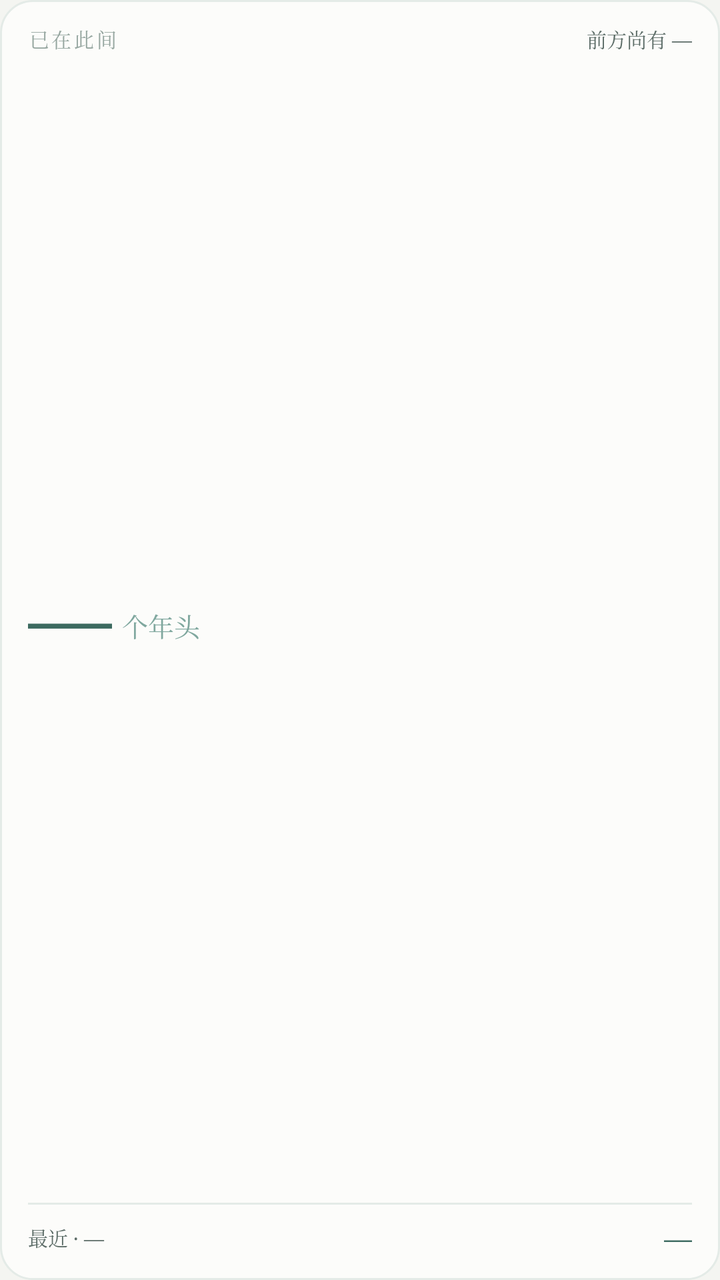
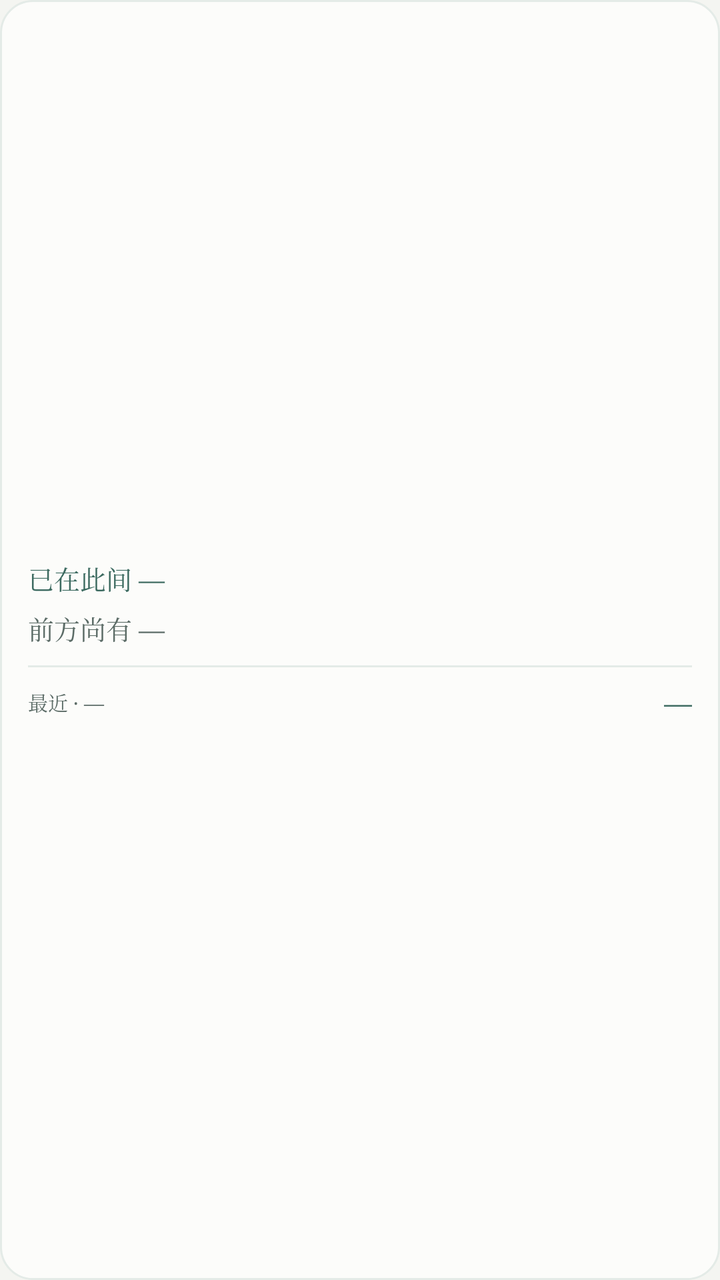

Two renders of the same Android screen: before a commit and after it. Below are the layout's source before the change and the commit's diff.
<!-- AndroidManifest.xml: application theme AppTheme -->
<!-- res/layout/widget_small.xml -->
<?xml version="1.0" encoding="utf-8"?>
<LinearLayout xmlns:android="http://schemas.android.com/apk/res/android"
    android:id="@+id/w_root"
    android:layout_width="match_parent"
    android:layout_height="match_parent"
    android:orientation="vertical"
    android:background="@drawable/widget_bg"
    android:gravity="center_vertical"
    android:paddingLeft="14dp"
    android:paddingRight="14dp"
    android:paddingTop="12dp"
    android:paddingBottom="12dp">

    <LinearLayout
        android:layout_width="match_parent"
        android:layout_height="wrap_content"
        android:orientation="horizontal">

        <TextView
            android:layout_width="0dp"
            android:layout_height="wrap_content"
            android:layout_weight="1"
            android:text="已在此间"
            android:textColor="@color/ink3"
            android:textSize="10sp"
            android:letterSpacing="0.12"
            android:fontFamily="serif" />

        <TextView
            android:id="@+id/w_ahead"
            android:layout_width="wrap_content"
            android:layout_height="wrap_content"
            android:text="前方尚有 —"
            android:textColor="@color/ink2"
            android:textSize="10sp"
            android:singleLine="true"
            android:ellipsize="end"
            android:fontFamily="serif" />
    </LinearLayout>

    <LinearLayout
        android:layout_width="match_parent"
        android:layout_height="0dp"
        android:layout_weight="1"
        android:orientation="vertical"
        android:gravity="center_vertical">

        <LinearLayout
            android:layout_width="match_parent"
            android:layout_height="wrap_content"
            android:orientation="horizontal"
            android:gravity="bottom">

            <TextView
                android:id="@+id/w_lived_num"
                android:layout_width="wrap_content"
                android:layout_height="wrap_content"
                android:text="—"
                android:textColor="@color/jade"
                android:textSize="42sp"
                android:fontFamily="serif"
                android:includeFontPadding="false"
                android:lineSpacingExtra="0dp" />

            <TextView
                android:layout_width="wrap_content"
                android:layout_height="wrap_content"
                android:layout_marginLeft="5dp"
                android:layout_marginBottom="6dp"
                android:text="个年头"
                android:textColor="@color/jade_soft"
                android:textSize="13sp"
                android:fontFamily="serif" />
        </LinearLayout>

        <TextView
            android:id="@+id/w_lived_rest"
            android:layout_width="match_parent"
            android:layout_height="wrap_content"
            android:layout_marginTop="3dp"
            android:visibility="gone"
            android:text="—"
            android:textColor="@color/ink2"
            android:textSize="11sp"
            android:fontFamily="serif" />
    </LinearLayout>

    <TextView
        android:layout_width="match_parent"
        android:layout_height="1dp"
        android:layout_marginTop="8dp"
        android:layout_marginBottom="7dp"
        android:background="@color/widget_line" />

    <LinearLayout
        android:layout_width="match_parent"
        android:layout_height="wrap_content"
        android:orientation="horizontal"
        android:gravity="center_vertical">

        <TextView
            android:id="@+id/w_mark_name"
            android:layout_width="0dp"
            android:layout_height="wrap_content"
            android:layout_weight="1"
            android:text="最近 · —"
            android:textColor="@color/ink2"
            android:textSize="10sp"
            android:singleLine="true"
            android:ellipsize="end"
            android:fontFamily="serif" />

        <TextView
            android:id="@+id/w_mark_days"
            android:layout_width="wrap_content"
            android:layout_height="wrap_content"
            android:text="—"
            android:textColor="@color/jade"
            android:textSize="14sp"
            android:fontFamily="serif" />
    </LinearLayout>

</LinearLayout>
<!-- resources referenced by this layout -->
<resources>
  <color name="ink2">#5C6C67</color>
  <color name="ink3">#97A7A1</color>
  <color name="jade">#3C6A60</color>
  <color name="jade_soft">#7FA79E</color>
  <color name="widget_line">#E4EBE7</color>
  <!-- drawable widget_bg (drawable) -->
  <?xml version="1.0" encoding="utf-8"?>
  <shape xmlns:android="http://schemas.android.com/apk/res/android"
      android:shape="rectangle">
      <solid android:color="@color/widget_bg" />
      <stroke
          android:width="1dp"
          android:color="@color/widget_line" />
      <corners android:radius="16dp" />
      <padding
          android:left="0dp"
          android:top="0dp"
          android:right="0dp"
          android:bottom="0dp" />
  </shape>
  <style name="AppTheme" parent="android:style/Theme.Material.Light.NoActionBar">
          <item name="android:windowBackground">@color/bg</item>
          <item name="android:statusBarColor">@color/bg</item>
          <item name="android:windowLightStatusBar">true</item>
          <item name="android:navigationBarColor">@color/bg</item>
      </style>
  <color name="widget_bg">#FCFCFA</color>
  <color name="bg">#F4F5F1</color>
</resources>

<!-- the commit's change to res/layout/widget_small.xml (unified diff, before → after) -->
@@ -11,85 +11,36 @@
     android:paddingTop="12dp"
     android:paddingBottom="12dp">
 
-    <LinearLayout
+    <TextView
+        android:id="@+id/w_lived"
         android:layout_width="match_parent"
         android:layout_height="wrap_content"
-        android:orientation="horizontal">
+        android:text="已在此间 —"
+        android:textColor="@color/jade"
+        android:textSize="13sp"
+        android:maxLines="2"
+        android:ellipsize="end"
+        android:lineSpacingExtra="2dp"
+        android:fontFamily="serif" />
 
-        <TextView
-            android:layout_width="0dp"
-            android:layout_height="wrap_content"
-            android:layout_weight="1"
-            android:text="已在此间"
-            android:textColor="@color/ink3"
-            android:textSize="10sp"
-            android:letterSpacing="0.12"
-            android:fontFamily="serif" />
-
-        <TextView
-            android:id="@+id/w_ahead"
-            android:layout_width="wrap_content"
-            android:layout_height="wrap_content"
-            android:text="前方尚有 —"
-            android:textColor="@color/ink2"
-            android:textSize="10sp"
-            android:singleLine="true"
-            android:ellipsize="end"
-            android:fontFamily="serif" />
-    </LinearLayout>
-
-    <LinearLayout
+    <TextView
+        android:id="@+id/w_ahead"
         android:layout_width="match_parent"
-        android:layout_height="0dp"
-        android:layout_weight="1"
-        android:orientation="vertical"
-        android:gravity="center_vertical">
-
-        <LinearLayout
-            android:layout_width="match_parent"
-            android:layout_height="wrap_content"
-            android:orientation="horizontal"
-            android:gravity="bottom">
-
-            <TextView
-                android:id="@+id/w_lived_num"
-                android:layout_width="wrap_content"
-                android:layout_height="wrap_content"
-                android:text="—"
-                android:textColor="@color/jade"
-                android:textSize="42sp"
-                android:fontFamily="serif"
-                android:includeFontPadding="false"
-                android:lineSpacingExtra="0dp" />
-
-            <TextView
-                android:layout_width="wrap_content"
-                android:layout_height="wrap_content"
-                android:layout_marginLeft="5dp"
-                android:layout_marginBottom="6dp"
-                android:text="个年头"
-                android:textColor="@color/jade_soft"
-                android:textSize="13sp"
-                android:fontFamily="serif" />
-        </LinearLayout>
-
-        <TextView
-            android:id="@+id/w_lived_rest"
-            android:layout_width="match_parent"
-            android:layout_height="wrap_content"
-            android:layout_marginTop="3dp"
-            android:visibility="gone"
-            android:text="—"
-            android:textColor="@color/ink2"
-            android:textSize="11sp"
-            android:fontFamily="serif" />
-    </LinearLayout>
+        android:layout_height="wrap_content"
+        android:layout_marginTop="6dp"
+        android:text="前方尚有 —"
+        android:textColor="@color/ink2"
+        android:textSize="13sp"
+        android:maxLines="2"
+        android:ellipsize="end"
+        android:lineSpacingExtra="2dp"
+        android:fontFamily="serif" />
 
     <TextView
         android:layout_width="match_parent"
         android:layout_height="1dp"
-        android:layout_marginTop="8dp"
-        android:layout_marginBottom="7dp"
+        android:layout_marginTop="9dp"
+        android:layout_marginBottom="8dp"
         android:background="@color/widget_line" />
 
     <LinearLayout
<!-- resource entries referenced after the edit -->
@@ -1,9 +1,7 @@
 <!-- resources referenced by this layout -->
 <resources>
   <color name="ink2">#5C6C67</color>
-  <color name="ink3">#97A7A1</color>
   <color name="jade">#3C6A60</color>
-  <color name="jade_soft">#7FA79E</color>
   <color name="widget_line">#E4EBE7</color>
   <!-- drawable widget_bg (drawable) -->
   <?xml version="1.0" encoding="utf-8"?>
